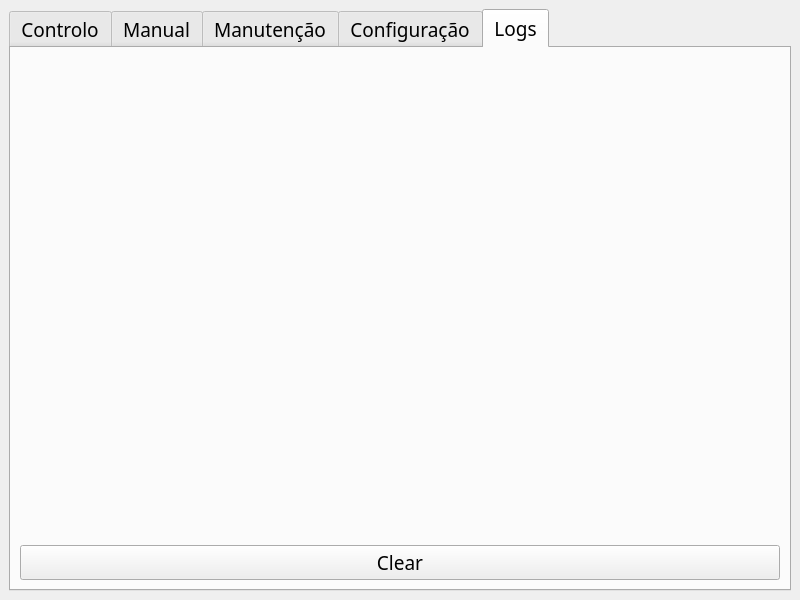
Above: ui_files/MainWindow.ui from noliveira9822/cookie_maker before the change. Below: the same form after it.
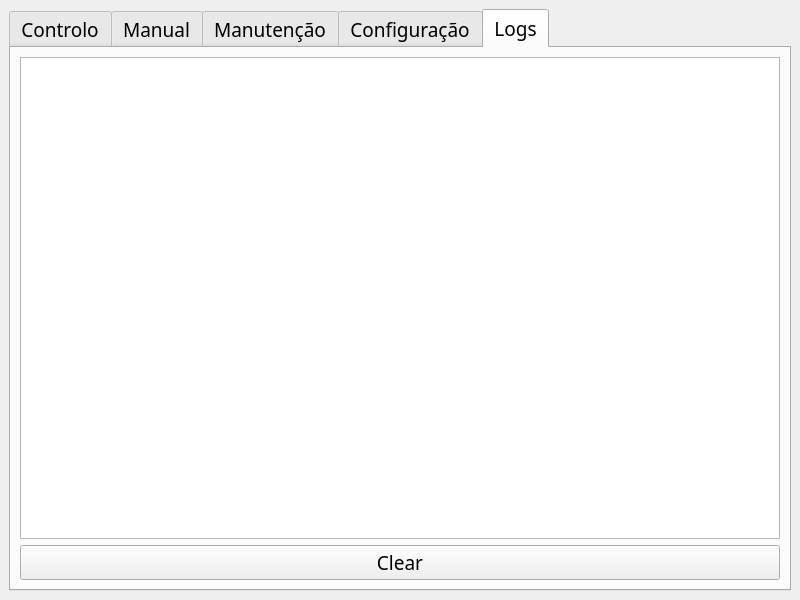
That is the form after the change. The open tabs and pages were chosen to show the change. Icons and pictures are not drawn.

Commit message: lambda: were added because onclicks were fucked up added temperature value on the mainscreen

The edit to the form file:
```diff
--- a/ui_files/MainWindow.ui
+++ b/ui_files/MainWindow.ui
@@ -871,12 +871,18 @@
        </attribute>
        <layout class="QVBoxLayout" name="verticalLayout_15">
         <item>
-         <widget class="QLabel" name="ser_logger">
-          <property name="text">
-           <string/>
+         <widget class="QTextEdit" name="txt_logger">
+          <property name="enabled">
+           <bool>true</bool>
           </property>
-          <property name="alignment">
-           <set>Qt::AlignLeading|Qt::AlignLeft|Qt::AlignTop</set>
+          <property name="font">
+           <font>
+            <family>Rockwell</family>
+            <pointsize>10</pointsize>
+           </font>
+          </property>
+          <property name="readOnly">
+           <bool>true</bool>
           </property>
          </widget>
         </item>
```
Left out of the diff: 18 changed lines with no effect on the pictures. Lines whose indentation alone changed are shown as unchanged. The commit also changes 2 other files.
